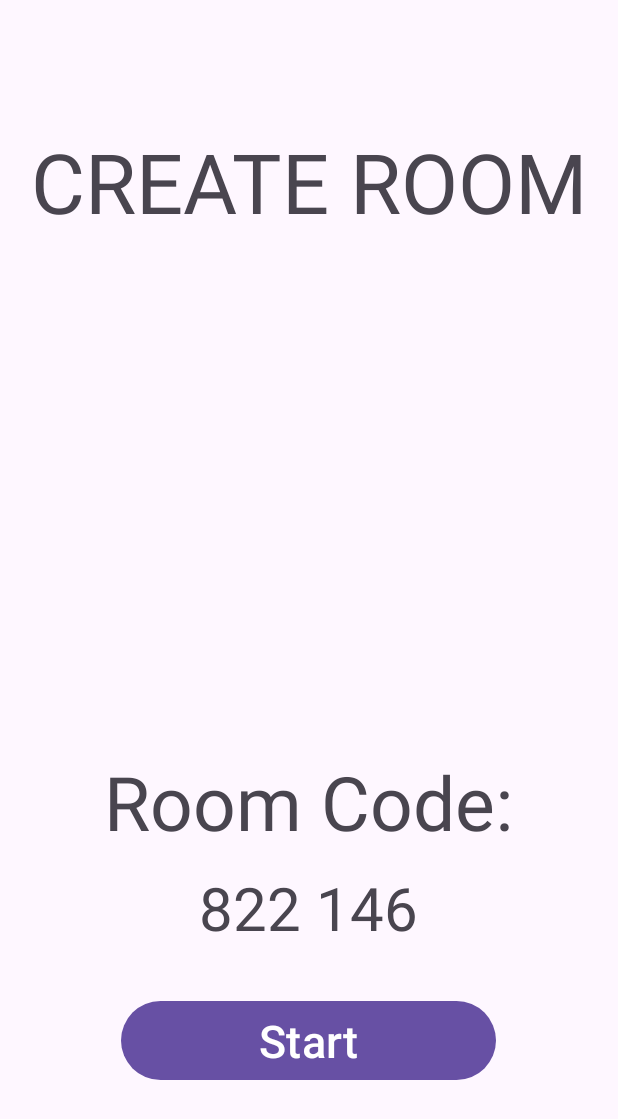
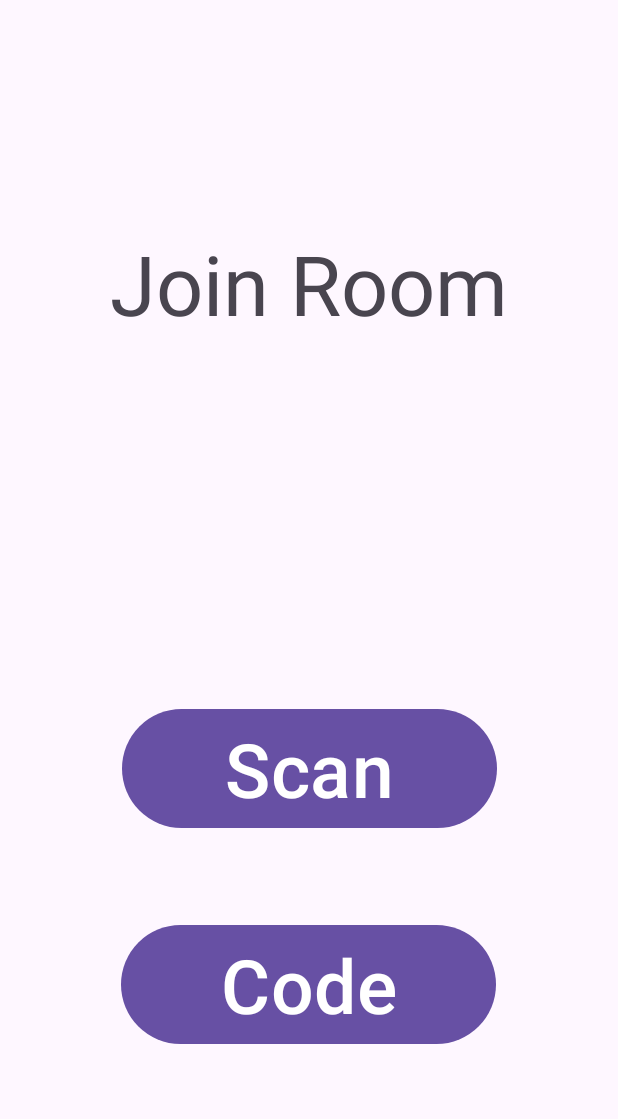
Before and after one commit to Dsadasm/TasteBudge, an Android app: the layout joining_room.xml on its own in the app's theme, with its tools: preview values and no code run, on a phone screen of 412 x 824 dp. Shown: the top 1119 px of the screen. Run offline under Robolectric (Android 15) with nearby library versions, the phone set to English and light mode, and no system bars.

Commit message:
Added joining room layout

```diff
--- a/app/src/main/res/layout/room_creation.xml
+++ b/app/src/main/res/layout/joining_room.xml
@@ -1,51 +1,41 @@
 <?xml version="1.0" encoding="utf-8"?>
 <androidx.constraintlayout.widget.ConstraintLayout xmlns:android="http://schemas.android.com/apk/res/android"
     xmlns:app="http://schemas.android.com/apk/res-auto"
-    android:id="@+id/room_creation"
+    xmlns:tools="http://schemas.android.com/tools"
+    android:id="@+id/joining_room"
     android:layout_width="match_parent"
     android:layout_height="match_parent">
 
     <TextView
+        android:id="@+id/textView"
         android:layout_width="wrap_content"
         android:layout_height="wrap_content"
-        android:layout_marginTop="84dp"
-        android:text="CREATE ROOM"
+        android:layout_marginTop="152dp"
+        android:text="Join Room"
         android:textSize="55sp"
         app:layout_constraintEnd_toEndOf="parent"
         app:layout_constraintStart_toStartOf="parent"
         app:layout_constraintTop_toTopOf="parent" />
 
-
-    <TextView
+    <Button
+        android:id="@+id/button2"
         android:layout_width="wrap_content"
         android:layout_height="wrap_content"
-        android:layout_marginBottom="256dp"
-        android:text="Room Code:"
+        android:layout_marginBottom="268dp"
+        android:text="Scan"
         android:textSize="50sp"
+        android:minWidth="250dp"
         app:layout_constraintBottom_toBottomOf="parent"
         app:layout_constraintEnd_toEndOf="parent"
-        app:layout_constraintHorizontal_bias="0.497"
-        app:layout_constraintStart_toStartOf="parent" />
-
-    <TextView
-        android:id="@+id/textCode"
-        android:layout_width="wrap_content"
-        android:layout_height="wrap_content"
-        android:layout_marginBottom="192dp"
-        android:text="822 146"
-        android:textSize="40sp"
-        app:layout_constraintBottom_toBottomOf="parent"
-        app:layout_constraintEnd_toEndOf="parent"
-        app:layout_constraintHorizontal_bias="0.498"
         app:layout_constraintStart_toStartOf="parent" />
 
     <Button
-        android:id="@+id/button"
+        android:id="@+id/button3"
         android:layout_width="wrap_content"
         android:layout_height="wrap_content"
-        android:layout_marginBottom="100dp"
-        android:text="Start"
-        android:textSize="30sp"
+        android:layout_marginBottom="124dp"
+        android:text="Code"
+        android:textSize="50sp"
         android:minWidth="250dp"
         app:layout_constraintBottom_toBottomOf="parent"
         app:layout_constraintEnd_toEndOf="parent"
```
